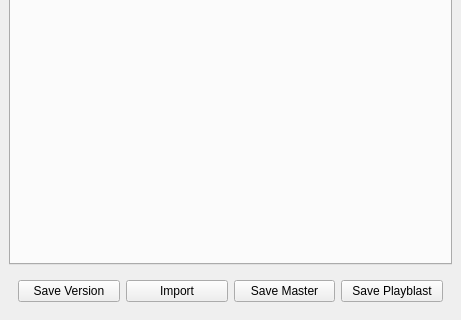
The window that ui/pipeline_main_UI.ui (liorbenhorin/pipeline) describes before a commit, drawn with Qt 5; both pictures show x 0 to 461 and y 664 to 984 of the 461 by 984 pixel window.
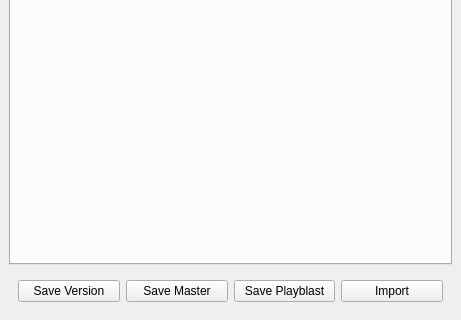
The same window after the commit.

```diff
--- a/ui/pipeline_main_UI.ui
+++ b/ui/pipeline_main_UI.ui
@@ -365,13 +365,6 @@
                 </property>
                </widget>
               </item>
-              <item>
-               <widget class="QPushButton" name="import_version_pushButton">
-                <property name="text">
-                 <string>Import</string>
-                </property>
-               </widget>
-              </item>
               <item>
                <widget class="QPushButton" name="save_master_pushButton">
                 <property name="text">
@@ -386,6 +379,13 @@
                 </property>
                </widget>
               </item>
+              <item>
+               <widget class="QPushButton" name="import_version_pushButton">
+                <property name="text">
+                 <string>Import</string>
+                </property>
+               </widget>
+              </item>
              </layout>
             </widget>
            </item>
```
